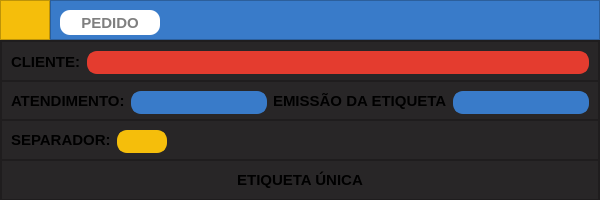
First picture: the form in ui/ui_labels_printer/ui_labels_printer.ui, repository maatkur/delivery_labels, before the edit.
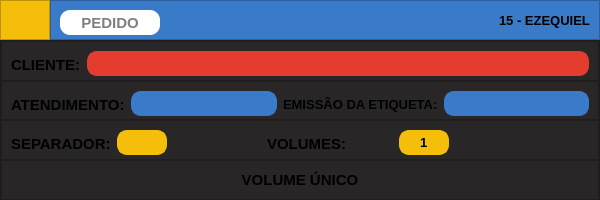
Second picture: the form after the edit. Icons and pictures are not drawn.

```diff
--- a/ui/ui_labels_printer/ui_labels_printer.ui
+++ b/ui/ui_labels_printer/ui_labels_printer.ui
@@ -327,7 +327,7 @@
              <string notr="true">font-size: 13px;</string>
             </property>
             <property name="text">
-             <string/>
+             <string>15 - EZEQUIEL</string>
             </property>
            </widget>
           </item>
@@ -554,7 +554,7 @@
                <property name="minimumSize">
                 <size>
                  <width>0</width>
-                 <height>21</height>
+                 <height>27</height>
                 </size>
                </property>
                <property name="font">
@@ -582,7 +582,7 @@
                <property name="minimumSize">
                 <size>
                  <width>0</width>
-                 <height>23</height>
+                 <height>25</height>
                 </size>
                </property>
                <property name="maximumSize">
@@ -610,7 +610,7 @@
                 <bool>true</bool>
                </property>
                <property name="clearButtonEnabled">
-                <bool>true</bool>
+                <bool>false</bool>
                </property>
               </widget>
              </item>
@@ -635,6 +635,12 @@
             <layout class="QHBoxLayout" name="horizontalLayout_5">
              <item>
               <widget class="QLabel" name="label_2">
+               <property name="minimumSize">
+                <size>
+                 <width>0</width>
+                 <height>27</height>
+                </size>
+               </property>
                <property name="font">
                 <font>
                  <pointsize>11</pointsize>
@@ -651,7 +657,7 @@
                <property name="minimumSize">
                 <size>
                  <width>0</width>
-                 <height>23</height>
+                 <height>25</height>
                 </size>
                </property>
                <property name="font">
@@ -670,20 +676,29 @@
                 <bool>true</bool>
                </property>
                <property name="clearButtonEnabled">
-                <bool>true</bool>
+                <bool>false</bool>
                </property>
               </widget>
              </item>
              <item>
               <widget class="QLabel" name="label_3">
+               <property name="minimumSize">
+                <size>
+                 <width>0</width>
+                 <height>27</height>
+                </size>
+               </property>
                <property name="font">
                 <font>
-                 <pointsize>11</pointsize>
+                 <pointsize>-1</pointsize>
                  <bold>true</bold>
                 </font>
                </property>
+               <property name="styleSheet">
+                <string notr="true">font-size: 13px;</string>
+               </property>
                <property name="text">
-                <string>EMISSÃO DA ETIQUETA</string>
+                <string>EMISSÃO DA ETIQUETA:</string>
                </property>
               </widget>
              </item>
@@ -692,7 +707,7 @@
                <property name="minimumSize">
                 <size>
                  <width>0</width>
-                 <height>23</height>
+                 <height>25</height>
                 </size>
                </property>
                <property name="font">
@@ -714,7 +729,7 @@
                 <bool>true</bool>
                </property>
                <property name="clearButtonEnabled">
-                <bool>true</bool>
+                <bool>false</bool>
                </property>
               </widget>
              </item>
@@ -739,6 +754,12 @@
             <layout class="QHBoxLayout" name="horizontalLayout_6">
              <item>
               <widget class="QLabel" name="label_4">
+               <property name="minimumSize">
+                <size>
+                 <width>0</width>
+                 <height>27</height>
+                </size>
+               </property>
                <property name="font">
                 <font>
                  <pointsize>11</pointsize>
@@ -755,7 +776,7 @@
                <property name="minimumSize">
                 <size>
                  <width>0</width>
-                 <height>23</height>
+                 <height>25</height>
                 </size>
                </property>
                <property name="maximumSize">
@@ -784,7 +805,7 @@
                 <bool>true</bool>
                </property>
                <property name="clearButtonEnabled">
-                <bool>true</bool>
+                <bool>false</bool>
                </property>
               </widget>
              </item>
@@ -801,6 +822,134 @@
                </property>
               </spacer>
              </item>
+             <item>
+              <widget class="QLabel" name="label_5">
+               <property name="minimumSize">
+                <size>
+                 <width>0</width>
+                 <height>27</height>
+                </size>
+               </property>
+               <property name="font">
+                <font>
+                 <pointsize>11</pointsize>
+                 <bold>true</bold>
+                </font>
+               </property>
+               <property name="text">
+                <string>VOLUMES:</string>
+               </property>
+              </widget>
+             </item>
+             <item>
+              <widget class="QPushButton" name="decrement_button">
+               <property name="minimumSize">
+                <size>
+                 <width>0</width>
+                 <height>25</height>
+                </size>
+               </property>
+               <property name="text">
+                <string/>
+               </property>
+               <property name="icon">
+                <iconset>
+                 <normaloff>../../resources/icons/subtrair.ico</normaloff>../../resources/icons/subtrair.ico</iconset>
+               </property>
+               <property name="iconSize">
+                <size>
+                 <width>25</width>
+                 <height>25</height>
+                </size>
+               </property>
+               <property name="shortcut">
+                <string>_, -</string>
+               </property>
+               <property name="flat">
+                <bool>true</bool>
+               </property>
+              </widget>
+             </item>
+             <item>
+              <widget class="QLineEdit" name="label_quantity_display">
+               <property name="minimumSize">
+                <size>
+                 <width>0</width>
+                 <height>25</height>
+                </size>
+               </property>
+               <property name="maximumSize">
+                <size>
+                 <width>50</width>
+                 <height>50</height>
+                </size>
+               </property>
+               <property name="font">
+                <font>
+                 <pointsize>-1</pointsize>
+                 <bold>true</bold>
+                </font>
+               </property>
+               <property name="styleSheet">
+                <string notr="true">font-size: 13px;
+color: black;</string>
+               </property>
+               <property name="text">
+                <string>1</string>
+               </property>
+               <property name="maxLength">
+                <number>2</number>
+               </property>
+               <property name="alignment">
+                <set>Qt::AlignCenter</set>
+               </property>
+               <property name="readOnly">
+                <bool>true</bool>
+               </property>
+              </widget>
+             </item>
+             <item>
+              <widget class="QPushButton" name="increment_button">
+               <property name="minimumSize">
+                <size>
+                 <width>0</width>
+                 <height>25</height>
+                </size>
+               </property>
+               <property name="text">
+                <string/>
+               </property>
+               <property name="icon">
+                <iconset>
+                 <normaloff>../../resources/icons/adicionar.ico</normaloff>../../resources/icons/adicionar.ico</iconset>
+               </property>
+               <property name="iconSize">
+                <size>
+                 <width>25</width>
+                 <height>25</height>
+                </size>
+               </property>
+               <property name="shortcut">
+                <string>+, =</string>
+               </property>
+               <property name="flat">
+                <bool>true</bool>
+               </property>
+              </widget>
+             </item>
+             <item>
+              <spacer name="horizontalSpacer_2">
+               <property name="orientation">
+                <enum>Qt::Horizontal</enum>
+               </property>
+               <property name="sizeHint" stdset="0">
+                <size>
+                 <width>40</width>
+                 <height>20</height>
+                </size>
+               </property>
+              </spacer>
+             </item>
             </layout>
            </widget>
           </item>
@@ -831,7 +980,7 @@
                 </font>
                </property>
                <property name="text">
-                <string>ETIQUETA ÚNICA</string>
+                <string>VOLUME ÚNICO</string>
                </property>
                <property name="alignment">
                 <set>Qt::AlignCenter</set>
```
Left out of the diff: 49 changed lines with no effect on the pictures.
